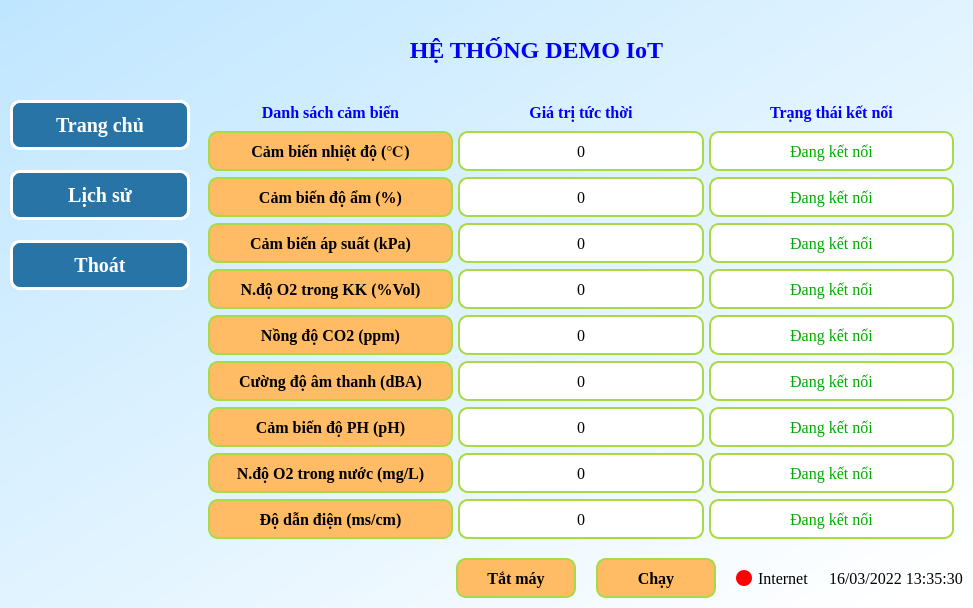
sonmasterj/iot, file iot.ui: the form before one commit.
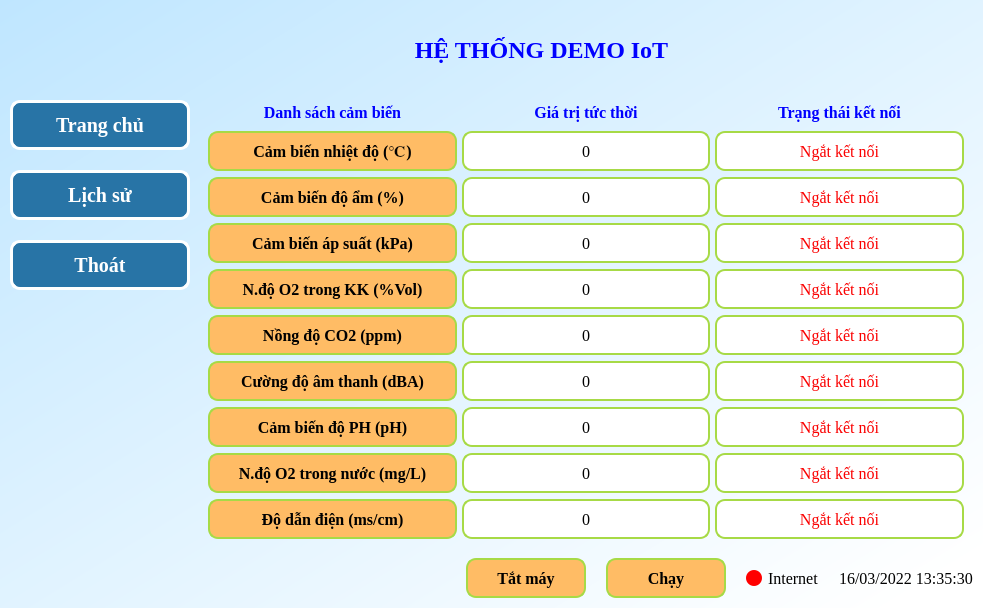
The form after the commit. Icons and pictures are not drawn.

Commit message: update home page

Patch:
```diff
--- a/iot.ui
+++ b/iot.ui
@@ -6,7 +6,7 @@
    <rect>
     <x>0</x>
     <y>0</y>
-    <width>973</width>
+    <width>983</width>
     <height>608</height>
    </rect>
   </property>
@@ -413,11 +413,11 @@
 	background-color: white;
     border: 2px solid #a7da46;
     border-radius:10px;
-	color: rgb(0, 170, 0);
+	color: rgb(250, 0, 0);
 }</string>
                 </property>
                 <property name="text">
-                 <string>Đang kết nối</string>
+                 <string>Ngắt kết nối</string>
                 </property>
                 <property name="alignment">
                  <set>Qt::AlignCenter</set>
@@ -449,11 +449,11 @@
 	background-color: white;
     border: 2px solid #a7da46;
     border-radius:10px;
-	color: rgb(0, 170, 0);
+	color: rgb(250, 0, 0);
 }</string>
                 </property>
                 <property name="text">
-                 <string>Đang kết nối</string>
+                 <string>Ngắt kết nối</string>
                 </property>
                 <property name="alignment">
                  <set>Qt::AlignCenter</set>
@@ -555,11 +555,11 @@
 	background-color: white;
     border: 2px solid #a7da46;
     border-radius:10px;
-	color: rgb(0, 170, 0);
+	color: rgb(250, 0, 0);
 }</string>
                 </property>
                 <property name="text">
-                 <string>Đang kết nối</string>
+                 <string>Ngắt kết nối</string>
                 </property>
                 <property name="alignment">
                  <set>Qt::AlignCenter</set>
@@ -877,11 +877,11 @@
 	background-color: white;
     border: 2px solid #a7da46;
     border-radius:10px;
-	color: rgb(0, 170, 0);
+	color: rgb(250, 0, 0);
 }</string>
                 </property>
                 <property name="text">
-                 <string>Đang kết nối</string>
+                 <string>Ngắt kết nối</string>
                 </property>
                 <property name="alignment">
                  <set>Qt::AlignCenter</set>
@@ -948,11 +948,11 @@
 	background-color: white;
     border: 2px solid #a7da46;
     border-radius:10px;
-	color: rgb(0, 170, 0);
+	color: rgb(250, 0, 0);
 }</string>
                 </property>
                 <property name="text">
-                 <string>Đang kết nối</string>
+                 <string>Ngắt kết nối</string>
                 </property>
                 <property name="alignment">
                  <set>Qt::AlignCenter</set>
@@ -984,11 +984,11 @@
 	background-color: white;
     border: 2px solid #a7da46;
     border-radius:10px;
-	color: rgb(0, 170, 0);
+	color: rgb(250, 0, 0);
 }</string>
                 </property>
                 <property name="text">
-                 <string>Đang kết nối</string>
+                 <string>Ngắt kết nối</string>
                 </property>
                 <property name="alignment">
                  <set>Qt::AlignCenter</set>
@@ -1020,11 +1020,11 @@
 	background-color: white;
     border: 2px solid #a7da46;
     border-radius:10px;
-	color: rgb(0, 170, 0);
+	color: rgb(250, 0, 0);
 }</string>
                 </property>
                 <property name="text">
-                 <string>Đang kết nối</string>
+                 <string>Ngắt kết nối</string>
                 </property>
                 <property name="alignment">
                  <set>Qt::AlignCenter</set>
@@ -1091,11 +1091,11 @@
 	background-color: white;
     border: 2px solid #a7da46;
     border-radius:10px;
-	color: rgb(0, 170, 0);
+	color: rgb(250, 0, 0);
 }</string>
                 </property>
                 <property name="text">
-                 <string>Đang kết nối</string>
+                 <string>Ngắt kết nối</string>
                 </property>
                 <property name="alignment">
                  <set>Qt::AlignCenter</set>
@@ -1232,11 +1232,11 @@
 	background-color: white;
     border: 2px solid #a7da46;
     border-radius:10px;
-	color: rgb(0, 170, 0);
+	color: rgb(250, 0, 0);
 }</string>
                 </property>
                 <property name="text">
-                 <string>Đang kết nối</string>
+                 <string>Ngắt kết nối</string>
                 </property>
                 <property name="alignment">
                  <set>Qt::AlignCenter</set>
```
